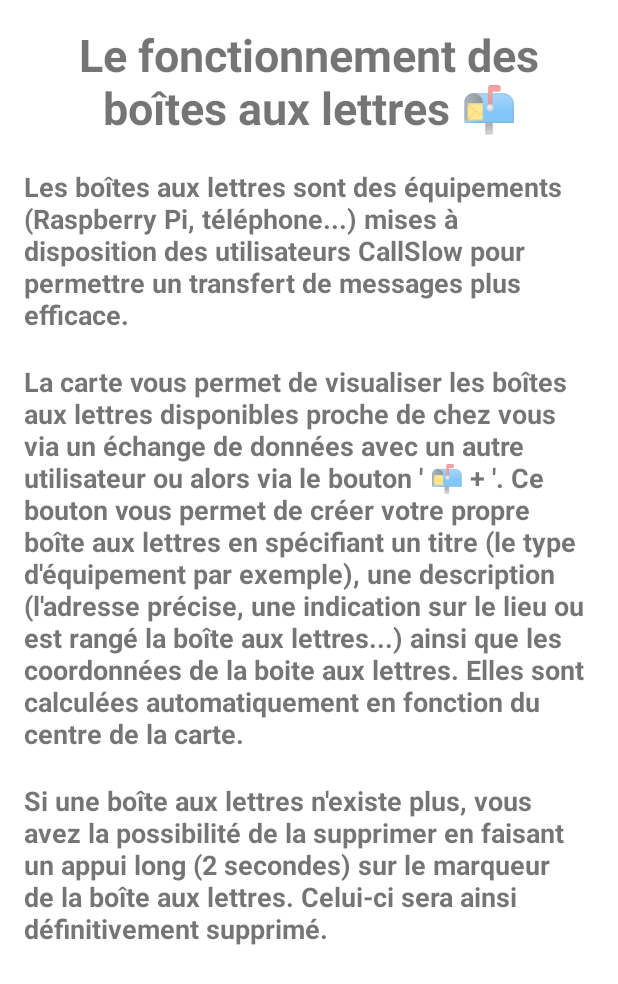
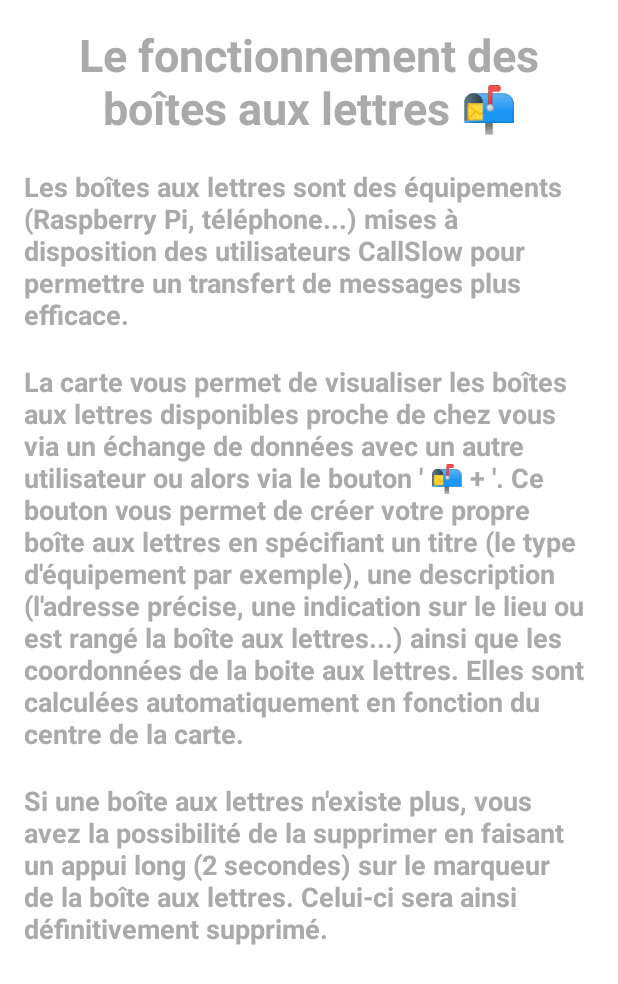
Before and after one commit to CallSlow/CallSlow, an Android app: the layout tuto_maps_popup.xml on its own in the app's theme, with its tools: preview values and no code run, on a phone screen of 412 x 824 dp. Shown: the top 984 px of the screen. Run offline under Robolectric (Android 15) with nearby library versions, the phone set to English and light mode, and no system bars.

Commit message:
bugfix couleur texte aide

```diff
--- a/app/src/main/res/layout/tuto_maps_popup.xml
+++ b/app/src/main/res/layout/tuto_maps_popup.xml
@@ -11,6 +11,7 @@
         android:text="Le fonctionnement des boîtes aux lettres 📬"
         android:textAlignment="center"
         android:textSize="30sp"
+        android:textColor="@android:color/darker_gray"
         android:textStyle="bold" />
 
     <TextView
@@ -18,6 +19,7 @@
         android:layout_width="wrap_content"
         android:layout_height="wrap_content"
         android:layout_below="@id/text_title"
+        android:textColor="@android:color/darker_gray"
         android:text="Les boîtes aux lettres sont des équipements (Raspberry Pi, téléphone...) mises à disposition des utilisateurs CallSlow pour permettre un transfert de messages plus efficace.  "
         android:layout_marginTop="20sp"
         android:textSize="18sp"
@@ -29,6 +31,7 @@
         android:layout_height="wrap_content"
         android:layout_below="@id/textView_name"
         android:layout_marginTop="20sp"
+        android:textColor="@android:color/darker_gray"
         android:text="La carte vous permet de visualiser les boîtes aux lettres disponibles proche de chez vous via un échange de données avec un autre utilisateur ou alors via le bouton \' 📬 + \'. Ce bouton vous permet de créer votre propre boîte aux lettres en spécifiant un titre (le type d'équipement par exemple), une description (l'adresse précise, une indication sur le lieu ou est rangé la boîte aux lettres...) ainsi que les coordonnées de la boite aux lettres. Elles sont calculées automatiquement en fonction du centre de la carte."
         android:textSize="18sp"
         android:textStyle="bold" />
@@ -39,6 +42,7 @@
         android:layout_height="wrap_content"
         android:layout_below="@id/textView_name2"
         android:layout_marginTop="20sp"
+        android:textColor="@android:color/darker_gray"
         android:text="Si une boîte aux lettres n'existe plus, vous avez la possibilité de la supprimer en faisant un appui long (2 secondes) sur le marqueur de la boîte aux lettres. Celui-ci sera ainsi définitivement supprimé."
         android:textSize="18sp"
         android:textStyle="bold" />
```
